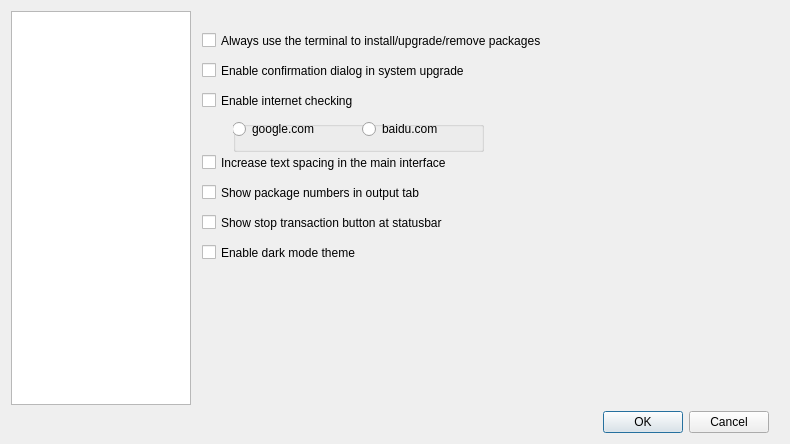
This is ui/optionsdialog.ui in aarnt/octopi as Qt 5 draws it before an edit. The edited form follows.
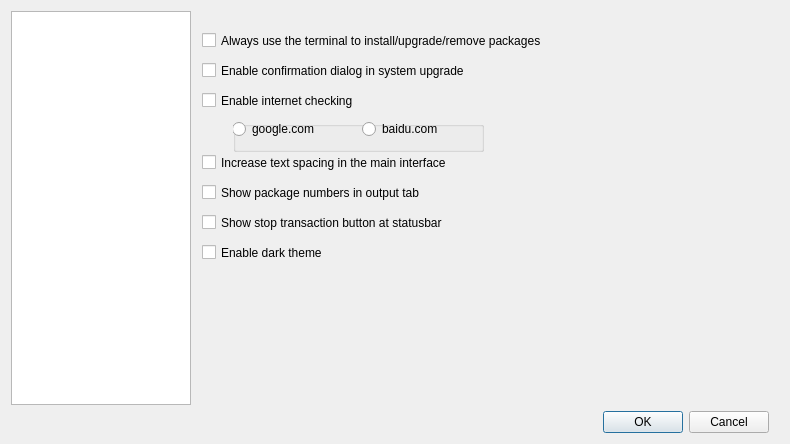
This is the edited form.

Diff of the .ui file:
```diff
--- a/ui/optionsdialog.ui
+++ b/ui/optionsdialog.ui
@@ -139,7 +139,7 @@
           </rect>
          </property>
          <property name="text">
-          <string>Enable dark mode theme</string>
+          <string>Enable dark theme</string>
          </property>
         </widget>
         <widget class="QGroupBox" name="gbInternetChecking">
```
